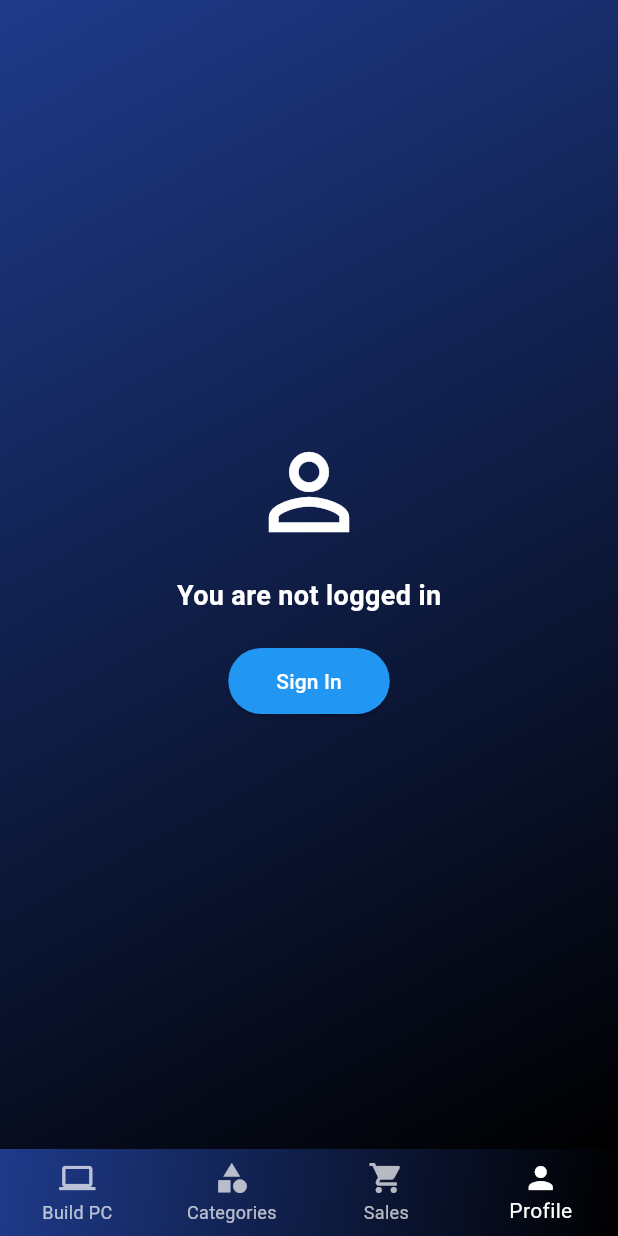
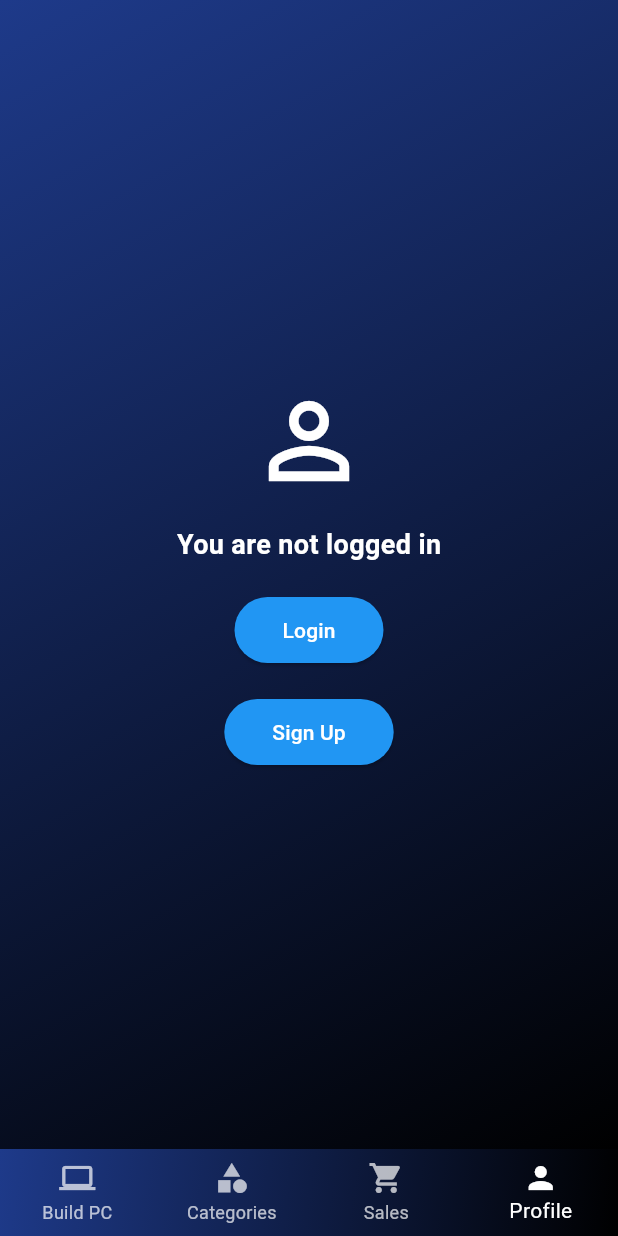
Before and after one commit to phuonganh1609/PRM, a Flutter app: the screen it shows after launch, item 4 of the bottom bar chosen, on a phone screen of 412 x 824 dp. Run offline on Flutter 3.47's test engine with Material 3 defaults, Android fonts, the phone set to English and light mode, and no system bars; network calls fail.

Commit message:
them nut login, va su lai profile

```diff
--- a/lib/ondingboard/view/page.dart
+++ b/lib/ondingboard/view/page.dart
@@ -4,7 +4,7 @@ import 'package:buid_app/ondingboard/component/categories.dart';
 import 'package:buid_app/ondingboard/theme/theme.dart' as theme;
 import 'package:buid_app/ondingboard/component/sale_list_screen.dart';
 import 'package:buid_app/ondingboard/component/signin_method_screen.dart';
-import 'package:buid_app/ondingboard/component/logged_in_screen.dart';
+import 'package:buid_app/ondingboard/component/profile_screen.dart';
 
 class HomePage extends StatefulWidget {
   const HomePage({super.key});
@@ -15,37 +15,44 @@ class HomePage extends StatefulWidget {
 
 class _HomeScreenState extends State<HomePage> {
   int _currentIndex = 0;
-  bool _isLoggedIn = false; // Giả sử chưa login
+  bool _isLoggedIn = false;
+
+  // Tạo userData mẫu (sau này có thể load từ SharedPreferences)
+  Map<String, dynamic> userData = {
+    "id": 1,
+    "fullname": "Demo User",
+    "email": "demo@example.com",
+    "phone": "0123456789",
+    "address": "Ho Chi Minh City",
+    "role": "User",
+  };
 
   @override
   Widget build(BuildContext context) {
-    // Danh sách các trang tương ứng với từng tab
     final List<Widget> pages = [
-      const SelectBuildPage(), // Build PC
-      Categories(), // Categories
-      const SaleListScreen(), // Sales
+      const SelectBuildPage(),
+      Categories(),
+      const SaleListScreen(),
       _isLoggedIn
-          ? const LoggedInScreen()
-          : _buildProfilePlaceholder(), // Profile
+          ? LoggedInScreen(user: userData) //  truyền đúng param
+          : _buildProfilePlaceholder(),
     ];
 
     return Scaffold(
-      body: pages[_currentIndex], // chọn page theo index
+      body: pages[_currentIndex],
       bottomNavigationBar: Container(
         decoration: const BoxDecoration(
-          gradient: theme.AppColors.primaryGradient, // gradient bạn định nghĩa
+          gradient: theme.AppColors.primaryGradient,
         ),
         child: BottomNavigationBar(
           type: BottomNavigationBarType.fixed,
-          backgroundColor: Colors.transparent, // để gradient hiện ra
+          backgroundColor: Colors.transparent,
           elevation: 0,
           selectedItemColor: Colors.white,
           unselectedItemColor: Colors.white70,
           currentIndex: _currentIndex,
           onTap: (index) {
-            setState(() {
-              _currentIndex = index;
-            });
+            setState(() => _currentIndex = index);
           },
           items: const [
             BottomNavigationBarItem(
@@ -92,8 +99,8 @@ class _HomeScreenState extends State<HomePage> {
                 Navigator.push(
                   context,
                   MaterialPageRoute(
-                    builder: (context) => const SignInMethodScreen(),
-                  ),
+                    builder: (_) => const SignInMethodScreen(),
+                  ), //chuyen den login, chua thay doi duong dan
                 );
               },
               style: ElevatedButton.styleFrom(
@@ -107,7 +114,28 @@ class _HomeScreenState extends State<HomePage> {
                   borderRadius: BorderRadius.circular(30),
                 ),
               ),
-              child: const Text('Sign In'),
+              child: const Text('Login'),
+            ),
+            const SizedBox(height: 20),
+            ElevatedButton(
+              onPressed: () {
+                Navigator.push(
+                  context,
+                  MaterialPageRoute(builder: (_) => const SignInMethodScreen()),
+                );
+              },
+              style: ElevatedButton.styleFrom(
+                backgroundColor: Colors.blue,
+                foregroundColor: Colors.white,
+                padding: const EdgeInsets.symmetric(
+                  horizontal: 32,
+                  vertical: 12,
+                ),
+                shape: RoundedRectangleBorder(
+                  borderRadius: BorderRadius.circular(30),
+                ),
+              ),
+              child: const Text('Sign Up'),
             ),
           ],
         ),
```
Also changed, not shown: lib/ondingboard/component/profile_screen.dart (renamed from lib/ondingboard/component/logged_in_screen.dart, +63 -53 lines), lib/ondingboard/component/signin_method_screen.dart (+75 -18 lines).
